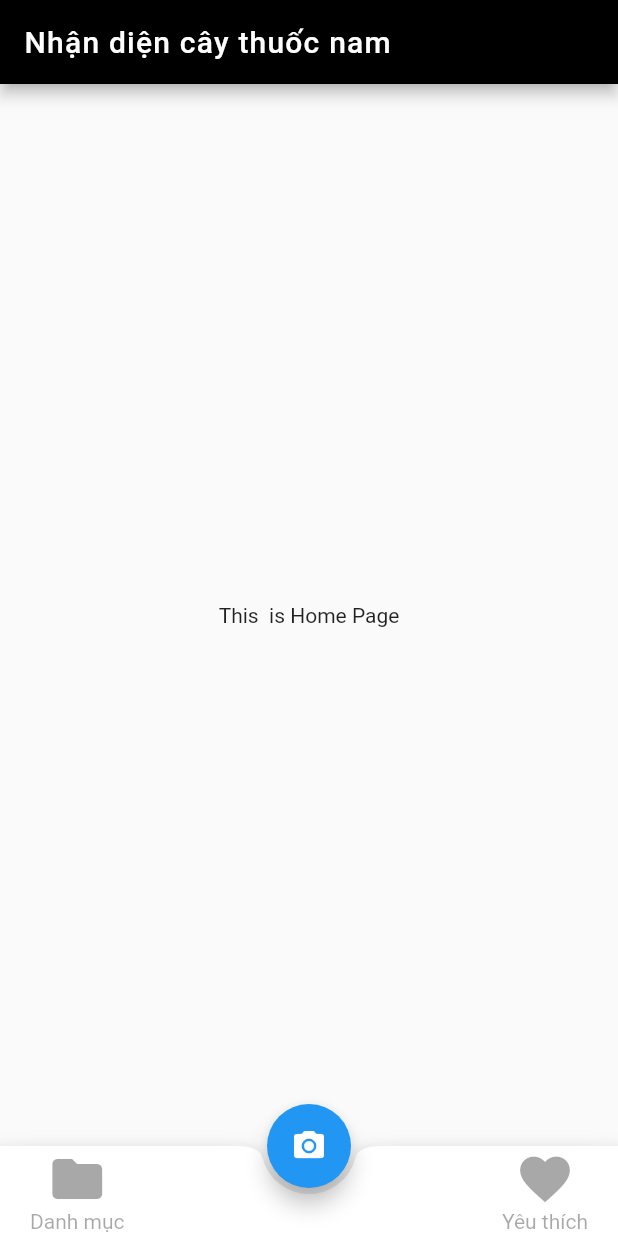
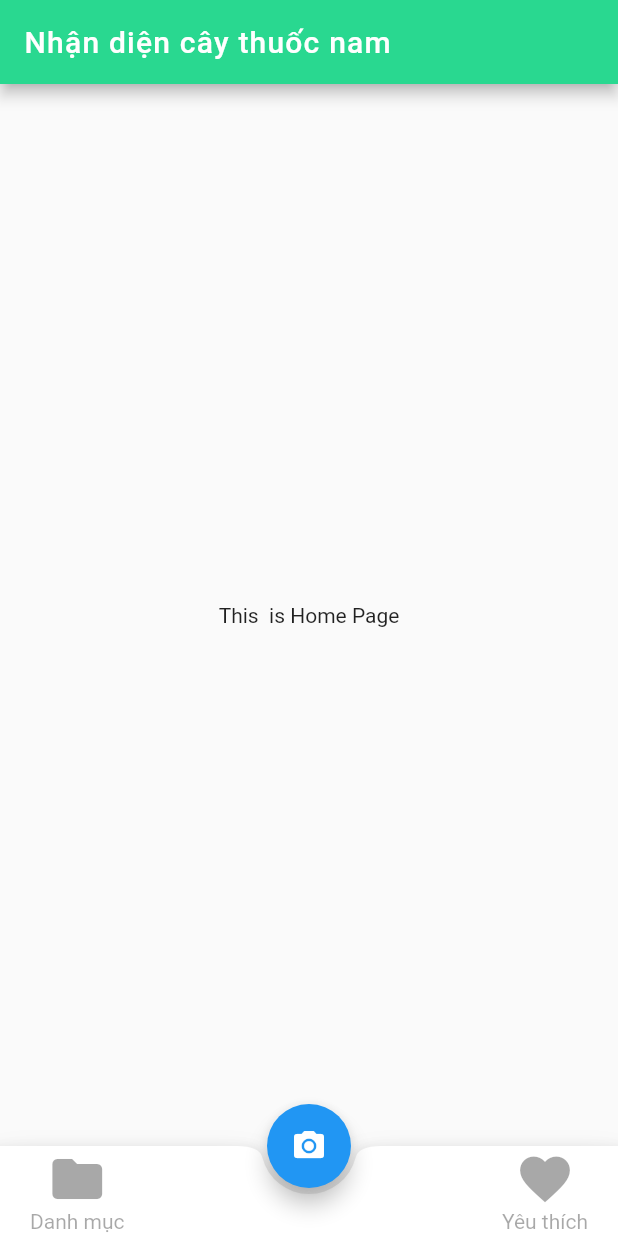
Before and after one commit to perovenus/flutterapp, a Flutter app: the screen it shows after launch, on a phone screen of 412 x 824 dp. Run offline on Flutter 3.47's test engine with Material 2 defaults, Android fonts, the phone set to English and light mode, and no system bars; our stand-ins replace image_picker; missing offline and left inert: mongo_dart, tflite.

Commit message:
update detail again

```diff
--- a/lib/bottombar.dart
+++ b/lib/bottombar.dart
@@ -161,7 +161,7 @@ class _NavbarState extends State<Navbar> {
       return Scaffold(
         appBar: AppBar(
           //linear color gradient
-          backgroundColor: const Color(0xFF000000),
+          backgroundColor: const Color(0xFF29D890),
           title: const Text(
             'Nhận diện cây thuốc nam',
             style: TextStyle(
--- a/lib/details.dart
+++ b/lib/details.dart
@@ -8,6 +8,8 @@ class Details extends StatefulWidget {
 class _DetailsState extends State<Details> {
   @override
   Widget build(BuildContext context) {
+    double width = MediaQuery.of(context).size.width;
+    print(width);
     return Scaffold(
       extendBodyBehindAppBar: true,
       backgroundColor: Color(0xFFFBFDFF),
@@ -25,8 +27,8 @@ class _DetailsState extends State<Details> {
                 children: [
                   Image.network(widget.item[0]['image_src']),
                   Positioned(
-                    top: 200,
-                    left: 320,
+                    top: width-30,
+                    left: 310,
                     child: ElevatedButton(
                       onPressed: () {},
                       child: Icon(
```
